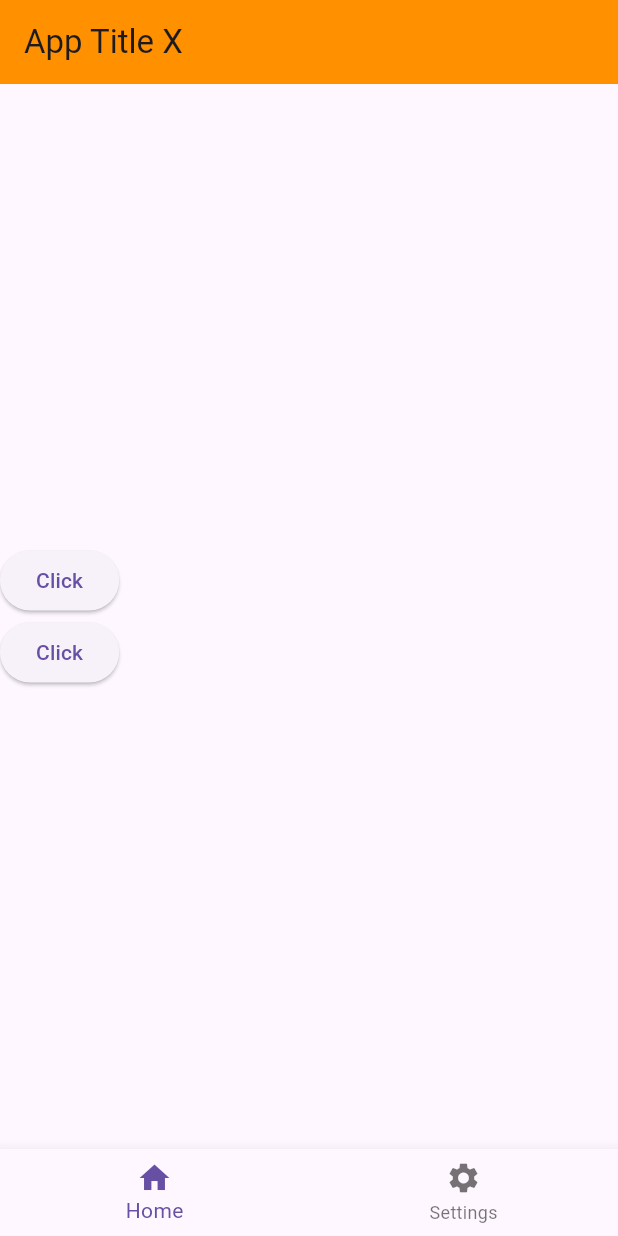
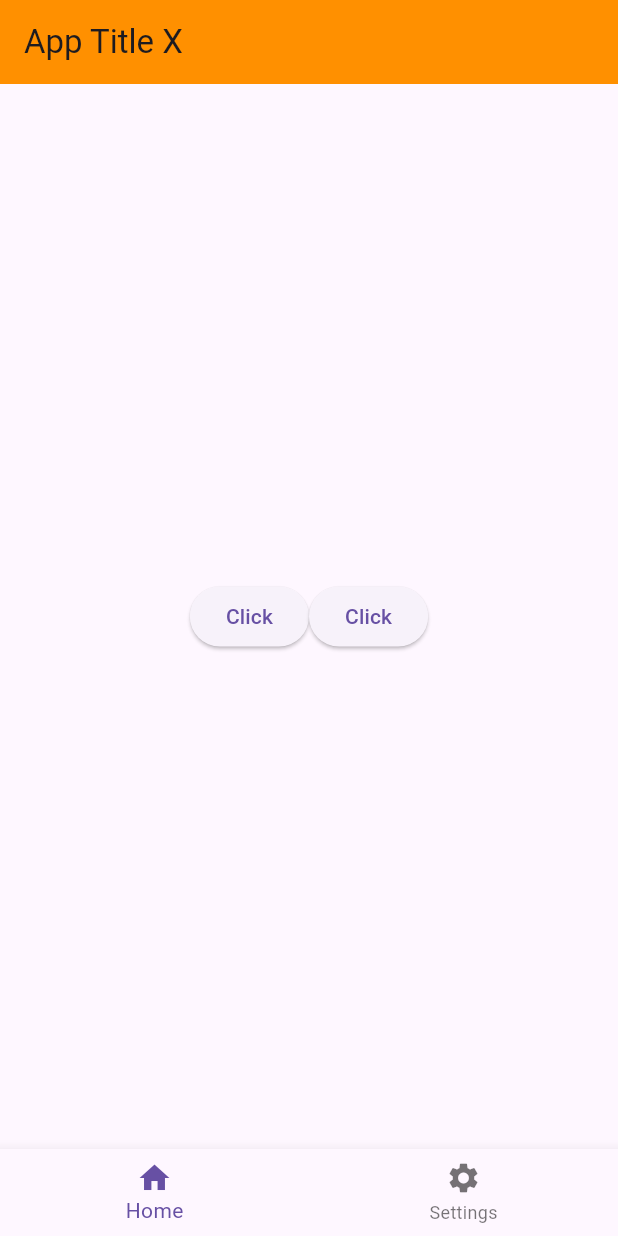
Before and after one commit to Davazano/flutter_learn_the_basics, a Flutter app: the screen it shows after launch, on a phone screen of 412 x 824 dp. Run offline on Flutter 3.47's test engine with Material 3 defaults, Android fonts, the phone set to English and light mode, and no system bars.

Commit message:
Converted Column widget to Row widget

```diff
--- a/lib/main.dart
+++ b/lib/main.dart
@@ -27,9 +27,9 @@ class _MyAppState extends State<MyApp> {
           child: SizedBox(
             width: double.infinity,
             height: double.infinity,
-            child: Column(
+            child: Row(
               mainAxisAlignment: MainAxisAlignment.center,
-              crossAxisAlignment: CrossAxisAlignment.start,
+              crossAxisAlignment: CrossAxisAlignment.center,
               children: [
                 ElevatedButton(
                   onPressed: () {
```
